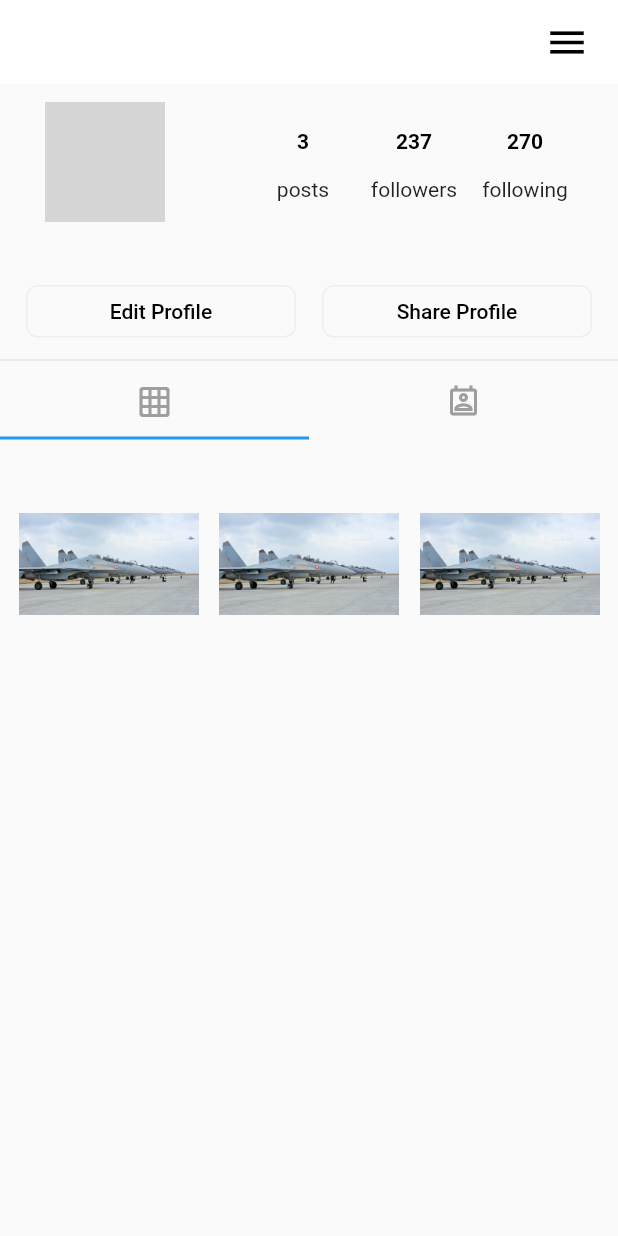
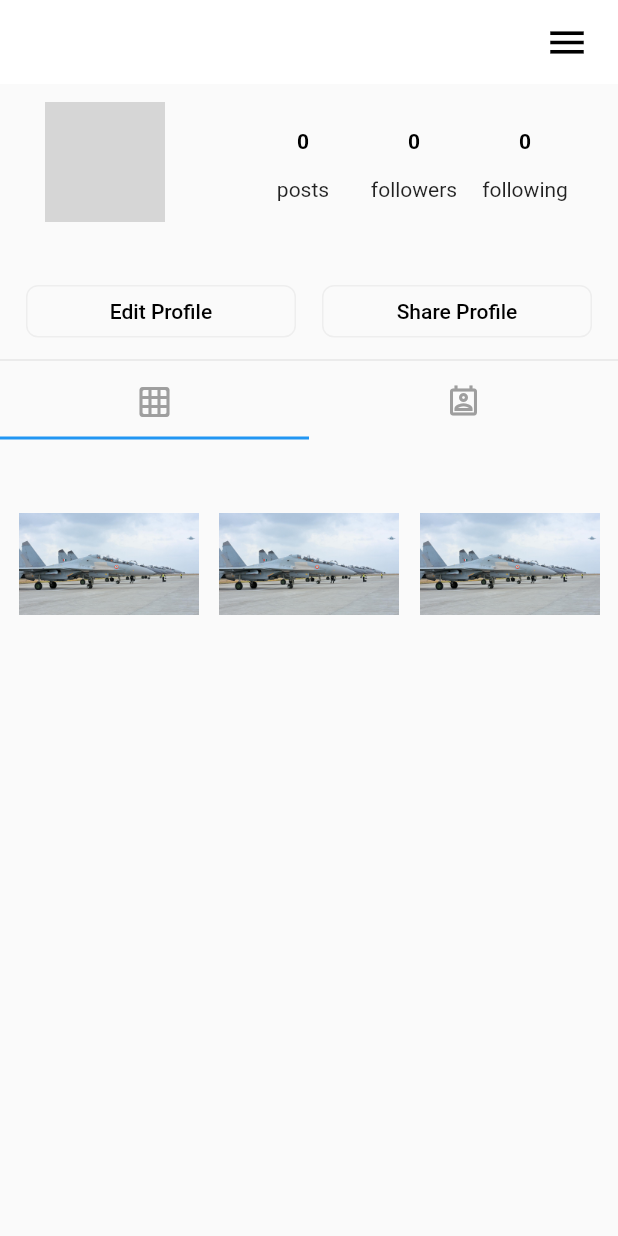
Before and after one commit to Ankit-laller/insta_clone, a Flutter app: the ProfilePage screen opened by its route, on a phone screen of 412 x 824 dp. Run offline on Flutter 3.47's test engine with Material 2 defaults, Android fonts, the phone set to English and light mode, and no system bars; our stand-ins replace cloud_firestore, firebase_auth, firebase_core, firebase_storage, flutter_slidable, flutter_svg and 1 more; accounts and stored records are empty; network calls fail; grey boxes are pictures that could not be loaded.

Commit message:
profile page added

```diff
--- a/lib/main.dart
+++ b/lib/main.dart
@@ -76,7 +76,7 @@ class MyApp extends StatelessWidget {
             "/home" : (BuildContext context)=> const HomePage(),
             "/search": (BuildContext context) => const SearchPage(),
             "/actions": (BuildContext context) => const ActionPage(),
-            "/profile": (BuildContext context) => const ProfilePage(),
+            "/profile": (BuildContext context) =>  ProfilePage(uid: FirebaseAuth.instance.currentUser!.uid),
             "/SignUp": (BuildContext context)=> const SignUpPage(),
           }),
     );
--- a/lib/responsive/mobileScreenLayout.dart
+++ b/lib/responsive/mobileScreenLayout.dart
@@ -1,3 +1,4 @@
+import 'package:firebase_auth/firebase_auth.dart';
 import 'package:flutter/cupertino.dart';
 import 'package:flutter/material.dart';
 import 'package:insta_clone/screens/HomePage.dart';
@@ -90,12 +91,12 @@ class _MobileScreenLayoutState extends State<MobileScreenLayout> {
         controller: pageController,
         onPageChanged: onPageChanged,
         physics: const NeverScrollableScrollPhysics(),
-        children: const [
+        children:  [
             HomePage(),
           SearchPage(),
           AddPostPage(),
           ActionPage(),
-          ProfilePage()
+          ProfilePage(uid: FirebaseAuth.instance.currentUser!.uid),
 
         ],
       ),
--- a/lib/screens/HomePage.dart
+++ b/lib/screens/HomePage.dart
@@ -11,6 +11,7 @@ class HomePage extends StatefulWidget {
 }
 
 class _HomePageState extends State<HomePage> {
+
   @override
   Widget build(BuildContext context) {
     return Scaffold(
--- a/lib/screens/profilePage.dart
+++ b/lib/screens/profilePage.dart
@@ -1,40 +1,82 @@
+import 'package:cloud_firestore/cloud_firestore.dart';
+import 'package:firebase_auth/firebase_auth.dart';
 import 'package:flutter/material.dart';
-import 'package:insta_clone/screens/HomePage.dart';
 import 'package:insta_clone/state_management/user_provider.dart';
+import 'package:insta_clone/utils/utils.dart';
 import 'package:provider/provider.dart';
 
 import '../models/Users.dart';
 
 class ProfilePage extends StatefulWidget {
-  const ProfilePage({Key? key}) : super(key: key);
+  final String uid;
+  const ProfilePage({Key? key, required this.uid}) : super(key: key);
 
   @override
   State<ProfilePage> createState() => _ProfilePageState();
 }
 
-class _ProfilePageState extends State<ProfilePage> with SingleTickerProviderStateMixin{
+class _ProfilePageState extends State<ProfilePage>
+    with SingleTickerProviderStateMixin {
+  late TabController _tabController;
+  var userData = {};
+  int postLen = 0;
+  int followers = 0;
+  int following = 0;
+  bool isFollowing = false;
+  bool isLoading = false;
 
-  late TabController _tabController;
   @override
   void initState() {
     _tabController = TabController(length: 2, vsync: this);
+    getData();
     super.initState();
   }
 
+  getData() async {
+    setState(() {
+      isLoading = true;
+    });
+    try {
+      var userSnap = await FirebaseFirestore.instance
+          .collection('users')
+          .doc(widget.uid)
+          .get();
 
+      // get post lENGTH
+      var postSnap = await FirebaseFirestore.instance
+          .collection('posts')
+          .where('uid', isEqualTo: FirebaseAuth.instance.currentUser!.uid)
+          .get();
 
+      postLen = postSnap.docs.length;
+      userData = userSnap.data()!;
+      followers = userSnap.data()!['followers'].length;
+      following = userSnap.data()!['following'].length;
+      isFollowing = userSnap
+          .data()!['followers']
+          .contains(FirebaseAuth.instance.currentUser!.uid);
+      setState(() {});
+    } catch (err) {
+      showSnackBar(
+        err.toString(),
+        context
+      );
+    }
+    setState(() {
+      isLoading = false;
+    });
+  }
 
   @override
   Widget build(BuildContext context) {
-    Users user = Provider.of<UserProvier>(context).getUser;
-    return Scaffold(
+
+    return isLoading ?Center(child: const CircularProgressIndicator()):Scaffold(
       appBar: AppBar(
-
         automaticallyImplyLeading: false,
         backgroundColor: Colors.white,
         elevation: 0,
-        title:  Text(
-          user.username !=null ?user.username :"username",
+        title: Text(
+            userData['username'] ?? "username",
           style: const TextStyle(
               fontWeight: FontWeight.bold, fontSize: 20, color: Colors.black),
         ),
@@ -63,30 +105,31 @@ class _ProfilePageState extends State<ProfilePage> with SingleTickerProviderStat
                       margin: const EdgeInsets.only(top: 12),
                       width: 80.0,
                       height: 80.0,
-                      decoration:  BoxDecoration(
+                      decoration: BoxDecoration(
                         shape: BoxShape.circle,
                         image: DecorationImage(
                             fit: BoxFit.cover,
-                            image: NetworkImage(user.imageUrl)),
+                            image: NetworkImage(userData['imageUrl'])),
                       ),
                     ),
                     Column(
                       children: [
                         Row(
+                          mainAxisSize: MainAxisSize.max,
                           mainAxisAlignment: MainAxisAlignment.spaceEvenly,
                           children: [
-                            const Column(
+                             Column(
                               children: [
                                 TextButton(
                                   onPressed: null,
                                   child: Text(
-                                    "3",
-                                    style: TextStyle(
+                                    postLen.toString(),
+                                    style: const TextStyle(
                                         fontWeight: FontWeight.bold,
                                         color: Colors.black),
                                   ),
                                 ),
-                                Text("posts"),
+                                const Text("posts"),
                               ],
                             ),
                             const SizedBox(
@@ -101,9 +144,9 @@ class _ProfilePageState extends State<ProfilePage> with SingleTickerProviderStat
                                     //         builder: (context) =>
                                     //         const FollowPage()));
                                   },
-                                  child: const Text(
-                                    "237",
-                                    style: TextStyle(
+                                  child:  Text(
+                                    userData['followers'].length.toString(),
+                                    style: const TextStyle(
                                         fontWeight: FontWeight.bold,
                                         color: Colors.black),
                                   ),
@@ -126,8 +169,8 @@ class _ProfilePageState extends State<ProfilePage> with SingleTickerProviderStat
                                       //         builder: (context) =>
                                       //         const FollowPage()));
                                     },
-                                    child: const Text("270",
-                                        style: TextStyle(
+                                    child:  Text(userData['following'].length.toString(),
+                                        style: const TextStyle(
                                             fontWeight: FontWeight.bold,
                                             color: Colors.black))),
                                 const Text("following"),
@@ -143,20 +186,22 @@ class _ProfilePageState extends State<ProfilePage> with SingleTickerProviderStat
                   children: [
                     Padding(
                       padding: const EdgeInsets.only(left: 12.0),
-                      child: Text(user.username),
+                      child: Text(userData['username']),
                     ),
                   ],
                 ),
-                 Row(
-                  children:  [
+                Row(
+                  children: [
                     Padding(
                       padding: const EdgeInsets.only(left: 12.0),
-                      child: Text(user.bio),
+                      child: Text(userData['bio']),
                     )
                   ],
                 ),
-                const SizedBox(height: 10,),
-                Row(
+                const SizedBox(
+                  height: 10,
+                ),
+                FirebaseAuth.instance.currentUser?.uid ==widget.uid ? Row(
                   mainAxisAlignment: MainAxisAlignment.spaceEvenly,
                   children: [
                     Container(
@@ -166,8 +211,8 @@ class _ProfilePageState extends State<ProfilePage> with SingleTickerProviderStat
                           borderRadius: BorderRadius.circular(8),
                           border: Border.all(color: Colors.grey.shade200),
                         ),
+                        child: TextButton(
 
-                        child: TextButton(
                             onPressed: () {},
                             child: const Text(
                               "Edit Profile",
@@ -187,7 +232,35 @@ class _ProfilePageState extends State<ProfilePage> with SingleTickerProviderStat
                               style: TextStyle(color: Colors.black),
                             ))),
                   ],
-                ),
+                ): isFollowing? Container(
+                    height: 35,
+                    width: 180,
+                    decoration: BoxDecoration(
+                      borderRadius: BorderRadius.circular(8),
+
+                      border: Border.all(color: Colors.grey.shade200),
+                    ),
+                    child: TextButton(
+                        onPressed: () {},
+                        style: TextButton.styleFrom(
+                          backgroundColor: Colors.blue, // Background Color
+                        ),
+                        child: const Text(
+                          "Unfollow",
+                          style: TextStyle(color: Colors.black),
+                        ))) :Container(
+                    height: 35,
+                    width: 180,
+                    decoration: BoxDecoration(
+                      borderRadius: BorderRadius.circular(8),
+                      border: Border.all(color: Colors.grey.shade200),
+                    ),
+                    child: TextButton(
+                        onPressed: () {},
+                        child: const Text(
+                          "Follow",
+                          style: TextStyle(color: Colors.black),
+                        ))) ,
                 const SizedBox(
                   height: 10,
                 ),
@@ -204,7 +277,6 @@ class _ProfilePageState extends State<ProfilePage> with SingleTickerProviderStat
                 //     ],
                 //   ),
                 // ),
-
               ],
             ),
             const Divider(
@@ -212,35 +284,38 @@ class _ProfilePageState extends State<ProfilePage> with SingleTickerProviderStat
             ),
             DefaultTabController(
               length: 2,
-              child:  TabBar(tabs: const [
-                  Tab(icon: Icon(Icons.grid_on_rounded, color: Colors.grey,),),
-                  Tab(icon: Icon(Icons.perm_contact_cal_outlined,color: Colors.grey,))
+              child: TabBar(
+                tabs: const [
+                  Tab(
+                    icon: Icon(
+                      Icons.grid_on_rounded,
+                      color: Colors.grey,
+                    ),
+                  ),
+                  Tab(
+                      icon: Icon(
+                    Icons.perm_contact_cal_outlined,
+                    color: Colors.grey,
+                  ))
                 ],
                 controller: _tabController,
               ),
-              ),
+            ),
             Expanded(
               child: TabBarView(
                 controller: _tabController,
-                children:  [
-                  userPosts(), const Text('Person')],
+                children: [userPosts(), const Text('Person')],
               ),
             ),
-
-
-
           ],
         ),
-
-
       ),
-
     );
   }
-  Widget  userPosts(){
+
+  Widget userPosts() {
     return const Column(
       children: [
-
         Padding(
           padding: EdgeInsets.all(8.0),
           child: Row(
@@ -249,7 +324,7 @@ class _ProfilePageState extends State<ProfilePage> with SingleTickerProviderStat
               SizedBox(
                   width: 120,
                   height: 150,
-                  child:  Image(
+                  child: Image(
                     image: AssetImage("asset/image.jpg"),
                     fit: BoxFit.contain,
                   )),
@@ -278,4 +353,5 @@ class _ProfilePageState extends State<ProfilePage> with SingleTickerProviderStat
         )
       ],
     );
-  }}
+  }
+}
--- a/lib/utils/post_card.dart
+++ b/lib/utils/post_card.dart
@@ -98,7 +98,7 @@ class _PostCardState extends State<PostCard> {
                 );
               },
               icon: const Icon(Icons.more_vert),
-            ):Icon(Icons.arrow_back)
+            ): Text("") //judaag :)
           ),
           GestureDetector(
             onDoubleTap: ()async{
--- a/pubspec.yaml
+++ b/pubspec.yaml
@@ -45,6 +45,8 @@ dependencies:
   provider: ^6.0.5
   uuid: ^3.0.7
   intl: ^0.18.1
+  flutter_staggered_grid_view: ^0.6.2
+
 dev_dependencies:
   flutter_test:
     sdk: flutter
```
Also changed, not shown: lib/screens/searchPage.dart (+56 -69 lines), pubspec.lock.
